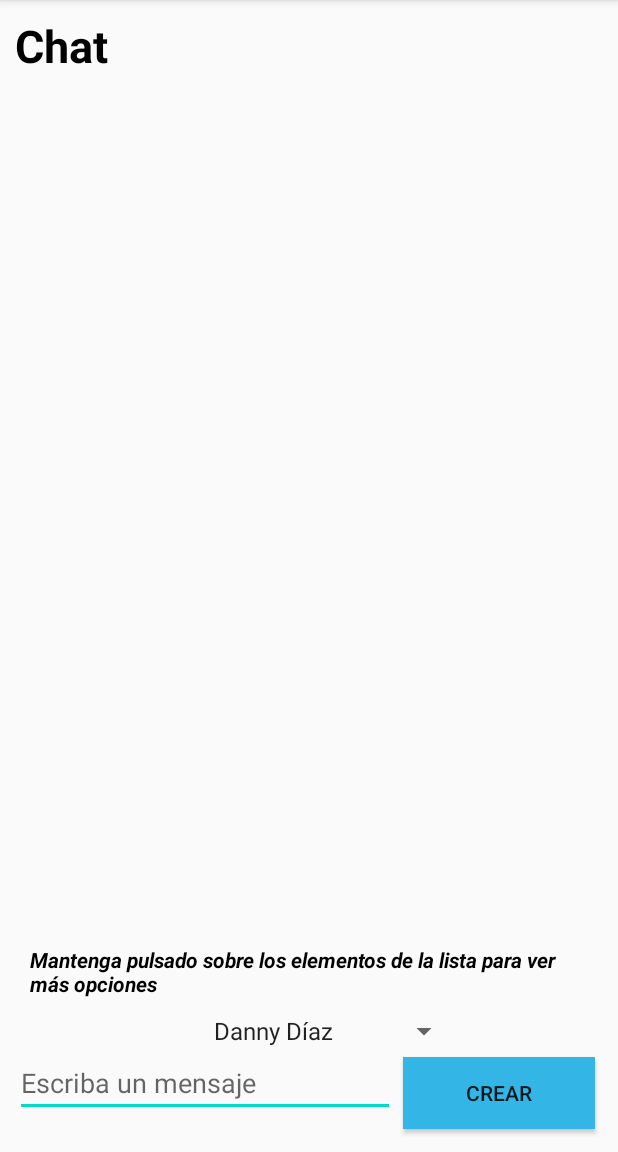
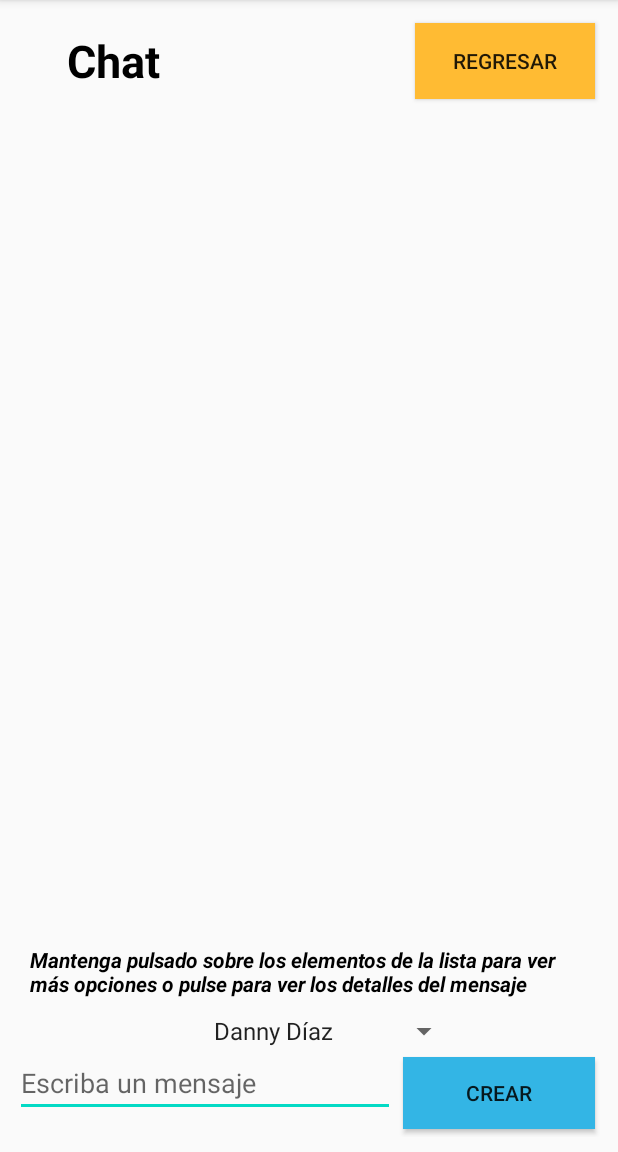
Before and after one commit to 2020-A-Moviles-GR1/mov-diaz-danny, an Android app: the ChatActivity screen opened directly, with no data from a screen before it, on a phone screen of 412 x 824 dp, the part 84-1236 px from its top. Run offline under Robolectric (Android 15) with nearby library versions, the phone set to English and light mode, and no system bars; 1 statement that could not run was skipped.

Commit message:
Ejercicio del examen terminado

```diff
--- a/examen_primer_bimestre/app/src/main/java/com/diaz_danny/examenibappmoviles/ContraseniaActivity.kt
+++ b/examen_primer_bimestre/app/src/main/java/com/diaz_danny/examenibappmoviles/ContraseniaActivity.kt
@@ -1,6 +1,7 @@
 package com.diaz_danny.examenibappmoviles
 
 import android.app.Activity
+import android.content.Intent
 import androidx.appcompat.app.AppCompatActivity
 import android.os.Bundle
 import android.widget.Toast
@@ -21,7 +22,10 @@ class ContraseniaActivity : AppCompatActivity() {
 
         buttonContraseniaAceptar.setOnClickListener({
             if(editTextContrasenia.text.toString() == ChatGroup.companion_chat_groups.get(grupoChatPosition).password){
-                setResult(Activity.RESULT_OK)
+
+                val intentRespuesta = Intent()
+                intentRespuesta.putExtra("grupoChatPosition", grupoChatPosition)
+                setResult(Activity.RESULT_OK, intentRespuesta)
                 finish()
             }else{
                 Toast.makeText(this, "Contraseña incorrecta", Toast.LENGTH_SHORT).show()
--- a/examen_primer_bimestre/app/src/main/res/layout/activity_actualizar_grupo_chat.xml
+++ b/examen_primer_bimestre/app/src/main/res/layout/activity_actualizar_grupo_chat.xml
@@ -89,7 +89,7 @@
         <EditText
             android:id="@+id/editTextActualizarGrupoChatNombre"
             android:layout_width="match_parent"
-            android:layout_height="30dp"
+            android:layout_height="wrap_content"
             android:layout_weight="1"
             android:ems="10"
             android:inputType="textPersonName" />
@@ -146,7 +146,7 @@
         <EditText
             android:id="@+id/editTextActualizarGrupoChatContrasenia"
             android:layout_width="match_parent"
-            android:layout_height="30dp"
+            android:layout_height="wrap_content"
             android:layout_weight="1"
             android:ems="10"
             android:inputType="textPassword" />
--- a/examen_primer_bimestre/app/src/main/res/layout/activity_actualizar_mensaje.xml
+++ b/examen_primer_bimestre/app/src/main/res/layout/activity_actualizar_mensaje.xml
@@ -89,7 +89,7 @@
 
 
         <TextView
-            android:id="@+id/ActualizarMensajeModificado"
+            android:id="@+id/textViewActualizarMensajeModificado"
             android:layout_width="match_parent"
             android:layout_height="wrap_content"
             android:layout_weight="1"
@@ -118,7 +118,7 @@
 
 
         <TextView
-            android:id="@+id/ActualizarMensajeEmisor"
+            android:id="@+id/textViewActualizarMensajeEmisor"
             android:layout_width="match_parent"
             android:layout_height="wrap_content"
             android:layout_weight="1"
@@ -149,7 +149,7 @@
         <EditText
             android:id="@+id/editTextActualizarMensajeContenido"
             android:layout_width="match_parent"
-            android:layout_height="30dp"
+            android:layout_height="wrap_content"
             android:layout_weight="1"
             android:ems="10"
             android:inputType="text" />
--- a/examen_primer_bimestre/app/src/main/res/layout/activity_chat.xml
+++ b/examen_primer_bimestre/app/src/main/res/layout/activity_chat.xml
@@ -8,27 +8,62 @@
     android:orientation="vertical"
     tools:context=".ChatActivity">
 
-    <TextView
-        android:id="@+id/textViewMainTitulo"
-        android:layout_width="wrap_content"
+    <LinearLayout
+        android:id="@+id/linearLayoutChatHeader"
+        android:layout_width="match_parent"
         android:layout_height="wrap_content"
+        android:orientation="horizontal"
         android:layout_alignParentTop="true"
         android:layout_marginTop="0dp"
-        android:text="Chat"
-        android:textColor="@android:color/black"
-        android:textSize="30sp"
-        android:textStyle="bold"
         app:layout_constraintBottom_toBottomOf="parent"
         app:layout_constraintLeft_toLeftOf="parent"
         app:layout_constraintRight_toRightOf="parent"
-        app:layout_constraintTop_toTopOf="parent" />
+        app:layout_constraintTop_toTopOf="parent"
+
+        >
+
+        <TextView
+            android:id="@+id/textViewMainTitulo"
+            android:layout_width="match_parent"
+            android:gravity="center"
+            android:layout_height="match_parent"
+            android:text="Chat"
+            android:textColor="@android:color/black"
+            android:textSize="30sp"
+            android:textStyle="bold"
+            android:layout_weight="1"
+            />
+
+        <Space
+            android:layout_width="match_parent"
+            android:layout_height="match_parent"
+
+            android:layout_weight="1"/>
+
+        <Button
+            android:id="@+id/buttonChatRegresar"
+
+            android:layout_width="match_parent"
+            android:layout_height="match_parent"
+            android:layout_margin="5dp"
+            android:layout_weight="1"
+            android:background="@android:color/holo_orange_light"
+            android:text="Regresar"
+
+
+            />
+
+
+
+    </LinearLayout>
+
 
     <ListView
         android:id="@+id/listViewChatMensajes"
         android:layout_width="match_parent"
         android:layout_height="match_parent"
         android:layout_above="@+id/textViewMainIndicaciones"
-        android:layout_below="@id/textViewMainTitulo"
+        android:layout_below="@id/linearLayoutChatHeader"
         android:layout_marginTop="0dp"
         android:layout_marginBottom="20dp">
 
@@ -43,7 +78,7 @@
         android:layout_marginBottom="10dp"
         android:paddingStart="10dp"
         android:paddingEnd="10dp"
-        android:text="Mantenga pulsado sobre los elementos de la lista para ver más opciones"
+        android:text="Mantenga pulsado sobre los elementos de la lista para ver más opciones o pulse para ver los detalles del mensaje"
         android:textColor="@android:color/black"
         android:textStyle="bold|italic" />
 
--- a/examen_primer_bimestre/app/src/main/res/layout/activity_crear_grupo_chat.xml
+++ b/examen_primer_bimestre/app/src/main/res/layout/activity_crear_grupo_chat.xml
@@ -89,7 +89,7 @@
         <EditText
             android:id="@+id/editTextCrearGrupoChatNombre"
             android:layout_width="match_parent"
-            android:layout_height="30dp"
+            android:layout_height="wrap_content"
             android:layout_weight="1"
             android:ems="10"
             android:inputType="textPersonName" />
@@ -146,7 +146,7 @@
         <EditText
             android:id="@+id/editTextCrearGrupoChatContrasenia"
             android:layout_width="match_parent"
-            android:layout_height="30dp"
+            android:layout_height="wrap_content"
             android:layout_weight="1"
             android:ems="10"
             android:inputType="textPassword" />
--- a/examen_primer_bimestre/app/src/main/res/layout/activity_main.xml
+++ b/examen_primer_bimestre/app/src/main/res/layout/activity_main.xml
@@ -42,17 +42,20 @@
         android:layout_marginBottom="10dp"
         android:paddingStart="10dp"
         android:paddingEnd="10dp"
-        android:text="Mantenga pulsado sobre los elementos de la lista para ver más opciones"
+        android:text="Mantenga pulsado sobre los elementos de la lista para ver más opciones. O púlselo para ver la lista de mensajes. Si no hay un grupo de chat cree uno"
         android:textColor="@android:color/black"
         android:textStyle="bold|italic" />
 
     <Button
         android:id="@+id/buttonMainAgregarGrupoChat"
         android:layout_width="wrap_content"
+        android:background="@android:color/holo_blue_light"
         android:layout_height="wrap_content"
         android:layout_alignParentEnd="true"
         android:layout_alignParentBottom="true"
         android:layout_marginEnd="20dp"
+        android:paddingStart="20dp"
+        android:paddingEnd="20dp"
         android:layout_marginBottom="20dp"
         android:text="Agregar  grupo de chat" />
 
```
Also changed, not shown: examen_primer_bimestre/app/src/main/java/com/diaz_danny/examenibappmoviles/ActualizarGrupoChatActivity.kt (+7 -1 lines), examen_primer_bimestre/app/src/main/java/com/diaz_danny/examenibappmoviles/ActualizarMensajeActivity.kt (+12 -2 lines), examen_primer_bimestre/app/src/main/java/com/diaz_danny/examenibappmoviles/ChatActivity.kt (+23 -3 lines), examen_primer_bimestre/app/src/main/java/com/diaz_danny/examenibappmoviles/CrearGrupoChatActivity.kt (+17 -2 lines), examen_primer_bimestre/app/src/main/java/com/diaz_danny/examenibappmoviles/MainActivity.kt (+10 -6 lines).
